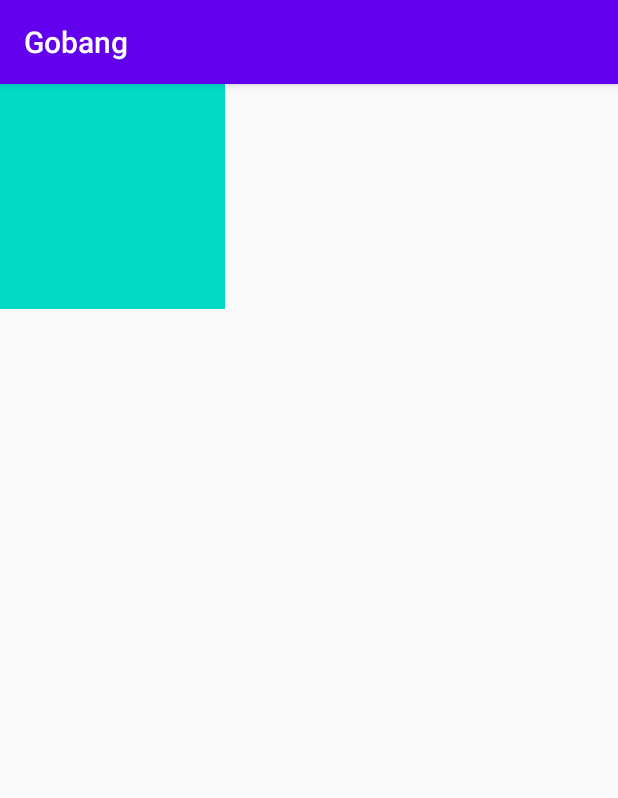
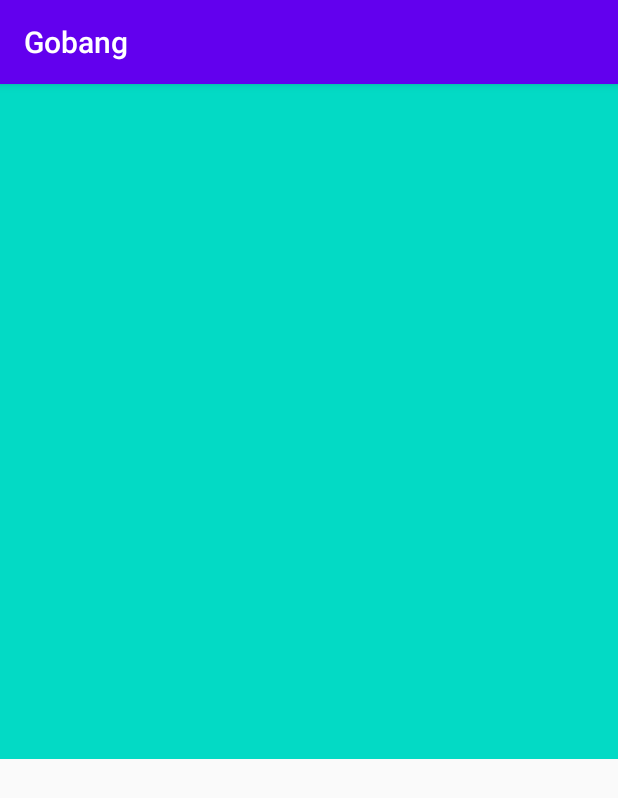
Before and after one commit to QQQQQby/Gobang-Android, an Android app: the screen it shows after launch (MainActivity), on a phone screen of 412 x 824 dp. Shown: the top 798 px of the screen. Run offline under Robolectric (Android 15) with nearby library versions, the phone set to English and light mode, and no system bars.

Commit message:
Fix the size of ChessBoardView.

```diff
--- a/app/src/main/java/com/example/gobang/ChessBoardView.java
+++ b/app/src/main/java/com/example/gobang/ChessBoardView.java
@@ -5,11 +5,15 @@ import android.content.res.TypedArray;
 import android.graphics.Canvas;
 import android.graphics.Paint;
 import android.util.AttributeSet;
+import android.util.Log;
+import android.view.MotionEvent;
 import android.view.View;
 
 import androidx.annotation.Nullable;
 
-public class ChessBoardView extends View {
+public class ChessBoardView extends View implements View.OnTouchListener {
+
+    private static final int BLOCK_WIDTH = 45, BLOCK_HEIGHT = 45;
 
     private final Paint paint;
     private int row, col;
@@ -31,34 +35,24 @@ public class ChessBoardView extends View {
         ta.recycle();
         //initialize
         paint = new Paint();
+        setOnTouchListener(this);
     }
 
     @Override
     protected void onMeasure(int widthMeasureSpec, int heightMeasureSpec) {
         super.onMeasure(widthMeasureSpec, heightMeasureSpec);
-        int widthMode = MeasureSpec.getMode(widthMeasureSpec);
-        int widthSize = MeasureSpec.getSize(widthMeasureSpec);
-        int heightMode = MeasureSpec.getMode(heightMeasureSpec);
-        int heightSize = MeasureSpec.getSize(heightMeasureSpec);
-        switch (widthMode) {
-            case MeasureSpec.EXACTLY:
-                width = widthSize / col;
-                break;
-            case MeasureSpec.AT_MOST:
-            case MeasureSpec.UNSPECIFIED:
-                width = 45 * col;
-                break;
-        }
-        switch (heightMode) {
-            case MeasureSpec.EXACTLY:
-                height = heightSize / col;
-                break;
-            case MeasureSpec.AT_MOST:
-            case MeasureSpec.UNSPECIFIED:
-                height = 45 * row;
-                break;
-        }
+        width = BLOCK_WIDTH * col;
+        height = BLOCK_HEIGHT * row;
         setMeasuredDimension(width, height);
+    }
+
+    @Override
+    public boolean onTouch(View view, MotionEvent motionEvent) {
+        float x = motionEvent.getX(), y = motionEvent.getY();
+        if (x < 0 || y < 0 || x >= width || y >= height)
+            return true;
+        Log.d("haha", x+","+y);
+        return true;
     }
 
 //    @Override
--- a/app/src/main/res/layout/activity_main.xml
+++ b/app/src/main/res/layout/activity_main.xml
@@ -1,6 +1,5 @@
 <?xml version="1.0" encoding="utf-8"?>
 <LinearLayout xmlns:android="http://schemas.android.com/apk/res/android"
-    xmlns:app="http://schemas.android.com/apk/res-auto"
     xmlns:tools="http://schemas.android.com/tools"
     android:layout_width="match_parent"
     android:layout_height="match_parent"
@@ -12,8 +11,6 @@
         android:id="@+id/chessBoard"
         android:layout_width="wrap_content"
         android:layout_height="wrap_content"
-        android:background="@color/colorAccent"
-        app:col="5"
-        app:row="5" />
+        android:background="@color/colorAccent" />
 
 </LinearLayout>
```
